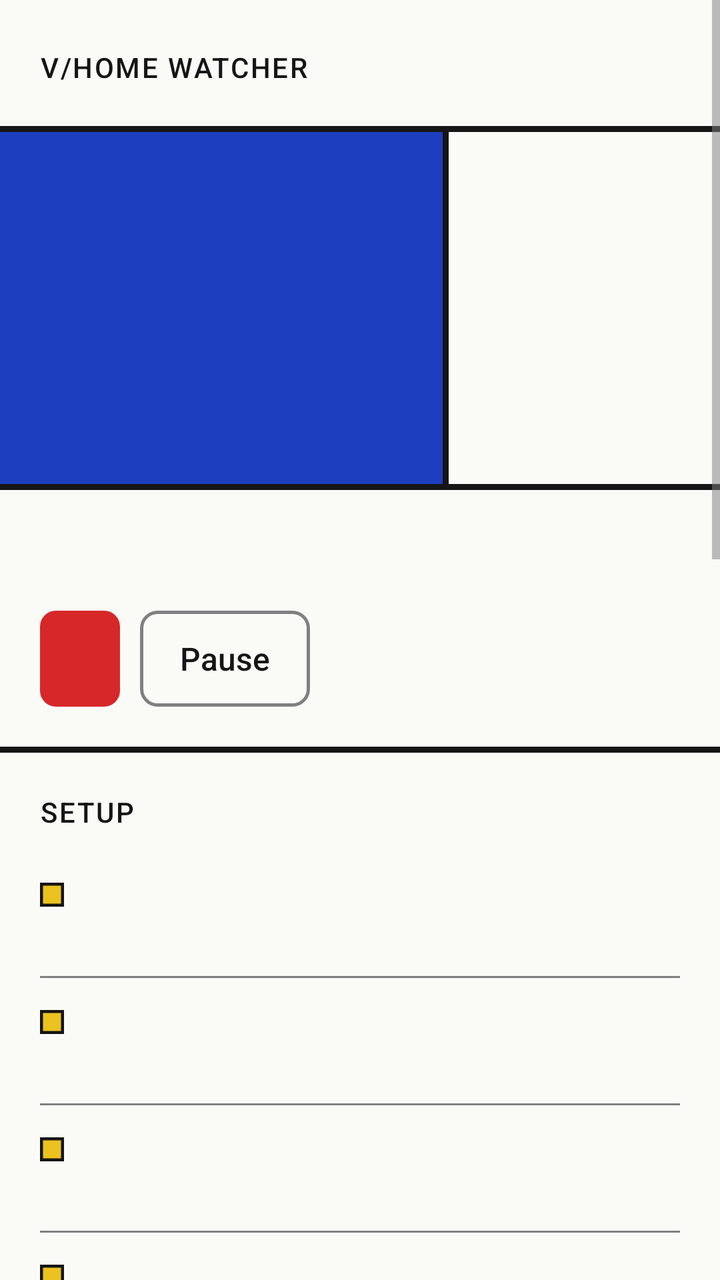
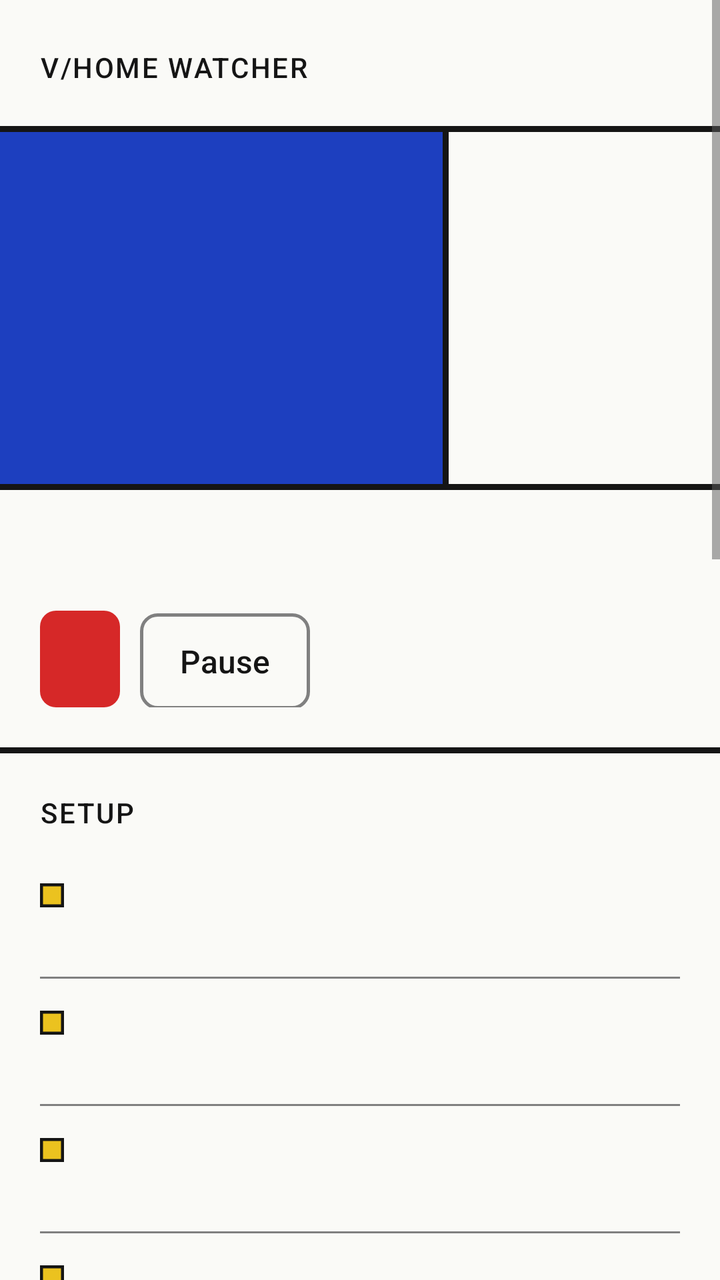

Before-and-after screenshots of an Android layout around one commit, followed by the original layout XML and the change that was made.
<!-- AndroidManifest.xml: application theme Theme.VHome -->
<!-- res/layout/activity_main.xml -->
<?xml version="1.0" encoding="utf-8"?>
<ScrollView xmlns:android="http://schemas.android.com/apk/res/android"
    android:id="@+id/scroll"
    android:layout_width="match_parent"
    android:layout_height="match_parent"
    android:background="@color/paper"
    android:fillViewport="true"
    android:fitsSystemWindows="true">

    <LinearLayout
        android:id="@+id/content"
        android:layout_width="match_parent"
        android:layout_height="wrap_content"
        android:orientation="vertical"
        android:paddingBottom="40dp">

        <TextView
            style="@style/T.Label"
            android:layout_width="match_parent"
            android:layout_height="wrap_content"
            android:paddingStart="20dp"
            android:paddingTop="24dp"
            android:paddingEnd="20dp"
            android:paddingBottom="20dp"
            android:text="@string/app_title" />

        <View style="@style/Rule" />

        
        <LinearLayout
            android:id="@+id/firstRun"
            style="@style/Section"
            android:visibility="gone">

            <TextView
                style="@style/T.Title"
                android:layout_width="match_parent"
                android:layout_height="wrap_content"
                android:text="@string/first_title" />

            <TextView
                android:id="@+id/firstExplain"
                style="@style/T.Dim"
                android:layout_width="match_parent"
                android:layout_height="wrap_content"
                android:layout_marginTop="10dp" />

            <LinearLayout
                android:layout_width="match_parent"
                android:layout_height="wrap_content"
                android:layout_marginTop="40dp"
                android:orientation="horizontal">

                <TextView
                    android:layout_width="wrap_content"
                    android:layout_height="wrap_content"
                    android:background="@color/yellow"
                    android:gravity="center"
                    android:minWidth="40dp"
                    android:minHeight="40dp"
                    android:text="1"
                    android:textColor="@color/on_colour"
                    android:textSize="20sp"
                    android:textStyle="bold" />

                <TextView
                    style="@style/T.Body"
                    android:layout_width="0dp"
                    android:layout_height="wrap_content"
                    android:layout_marginStart="20dp"
                    android:layout_weight="1"
                    android:text="@string/step1" />
            </LinearLayout>

            <LinearLayout
                android:layout_width="match_parent"
                android:layout_height="wrap_content"
                android:layout_marginTop="20dp"
                android:orientation="horizontal">

                <TextView
                    android:layout_width="wrap_content"
                    android:layout_height="wrap_content"
                    android:background="@color/blue"
                    android:gravity="center"
                    android:minWidth="40dp"
                    android:minHeight="40dp"
                    android:text="2"
                    android:textColor="@color/on_blue"
                    android:textSize="20sp"
                    android:textStyle="bold" />

                <LinearLayout
                    android:layout_width="0dp"
                    android:layout_height="wrap_content"
                    android:layout_marginStart="20dp"
                    android:layout_weight="1"
                    android:orientation="vertical">

                    <TextView
                        android:id="@+id/step2Label"
                        style="@style/T.Body"
                        android:layout_width="match_parent"
                        android:layout_height="wrap_content"
                        android:labelFor="@+id/stepHostField"
                        android:text="@string/step2" />

                    <EditText
                        android:id="@+id/stepHostField"
                        style="@style/Field"
                        android:layout_marginTop="10dp"
                        android:hint="@string/hint_tv_ip" />
                </LinearLayout>
            </LinearLayout>

            <LinearLayout
                android:layout_width="match_parent"
                android:layout_height="wrap_content"
                android:layout_marginTop="20dp"
                android:orientation="horizontal">

                <TextView
                    android:layout_width="wrap_content"
                    android:layout_height="wrap_content"
                    android:background="@color/red"
                    android:gravity="center"
                    android:minWidth="40dp"
                    android:minHeight="40dp"
                    android:text="3"
                    android:textColor="@color/on_colour"
                    android:textSize="20sp"
                    android:textStyle="bold" />

                <LinearLayout
                    android:layout_width="0dp"
                    android:layout_height="wrap_content"
                    android:layout_marginStart="20dp"
                    android:layout_weight="1"
                    android:orientation="vertical">

                    <TextView
                        style="@style/T.Body"
                        android:layout_width="match_parent"
                        android:layout_height="wrap_content"
                        android:text="@string/step3" />

                    <Button
                        android:id="@+id/stepPairButton"
                        style="@style/Btn.Primary"
                        android:layout_width="wrap_content"
                        android:layout_height="wrap_content"
                        android:layout_marginTop="10dp"
                        android:text="@string/pair" />

                    <TextView
                        android:id="@+id/stepResult"
                        style="@style/T.Body"
                        android:layout_width="match_parent"
                        android:layout_height="wrap_content"
                        android:layout_marginTop="10dp"
                        android:drawablePadding="10dp"
                        android:visibility="gone" />
                </LinearLayout>
            </LinearLayout>
        </LinearLayout>

        
        <LinearLayout
            android:id="@+id/hero"
            android:layout_width="match_parent"
            android:layout_height="wrap_content"
            android:orientation="vertical">

            <LinearLayout
                android:layout_width="match_parent"
                android:layout_height="wrap_content"
                android:orientation="horizontal">

                <LinearLayout
                    android:id="@+id/heroBlock"
                    android:layout_width="0dp"
                    android:layout_height="match_parent"
                    android:layout_weight="62"
                    android:background="@color/blue"
                    android:minHeight="176dp"
                    android:orientation="vertical"
                    android:padding="20dp">

                    <TextView
                        android:id="@+id/heroTitle"
                        style="@style/T.Title"
                        android:layout_width="match_parent"
                        android:layout_height="wrap_content"
                        android:accessibilityLiveRegion="polite" />

                    <TextView
                        android:id="@+id/heroDetail"
                        style="@style/T.Small"
                        android:layout_width="match_parent"
                        android:layout_height="wrap_content"
                        android:layout_marginTop="10dp" />
                </LinearLayout>

                <View
                    android:layout_width="3dp"
                    android:layout_height="match_parent"
                    android:background="@color/ink" />

                <LinearLayout
                    android:layout_width="0dp"
                    android:layout_height="match_parent"
                    android:layout_weight="38"
                    android:gravity="bottom"
                    android:orientation="vertical"
                    android:padding="20dp">

                    <TextView
                        android:id="@+id/countValue"
                        android:layout_width="match_parent"
                        android:layout_height="wrap_content"
                        android:textColor="@color/ink"
                        android:textSize="44sp"
                        android:textStyle="bold" />

                    <TextView
                        android:id="@+id/countLabel"
                        style="@style/T.Small"
                        android:layout_width="match_parent"
                        android:layout_height="wrap_content"
                        android:textColor="@color/grey" />
                </LinearLayout>
            </LinearLayout>

            <View style="@style/Rule" />

            <LinearLayout style="@style/Section">

                <TextView
                    android:id="@+id/heroExplain"
                    style="@style/T.Dim"
                    android:layout_width="match_parent"
                    android:layout_height="wrap_content" />

                <LinearLayout
                    android:layout_width="match_parent"
                    android:layout_height="wrap_content"
                    android:layout_marginTop="20dp"
                    android:orientation="horizontal">

                    <Button
                        android:id="@+id/primaryButton"
                        style="@style/Btn.Primary"
                        android:layout_width="wrap_content"
                        android:layout_height="wrap_content"
                        android:layout_marginEnd="10dp" />

                    <Button
                        android:id="@+id/pauseButton"
                        style="@style/Btn.Ghost"
                        android:layout_width="wrap_content"
                        android:layout_height="wrap_content"
                        android:text="@string/pause" />
                </LinearLayout>

                
                <LinearLayout
                    android:id="@+id/pauseChoices"
                    android:layout_width="match_parent"
                    android:layout_height="wrap_content"
                    android:layout_marginTop="20dp"
                    android:orientation="vertical"
                    android:visibility="gone">

                    <TextView
                        style="@style/T.Label"
                        android:layout_width="match_parent"
                        android:layout_height="wrap_content"
                        android:text="@string/pause_for" />

                    <LinearLayout
                        android:layout_width="match_parent"
                        android:layout_height="wrap_content"
                        android:layout_marginTop="10dp"
                        android:orientation="horizontal">

                        <Button
                            android:id="@+id/pause30"
                            style="@style/Btn.Ghost"
                            android:layout_width="wrap_content"
                            android:layout_height="wrap_content"
                            android:paddingStart="16dp"
                            android:paddingEnd="16dp"
                            android:text="@string/pause_30" />

                        <Button
                            android:id="@+id/pause60"
                            style="@style/Btn.Ghost"
                            android:layout_width="wrap_content"
                            android:layout_height="wrap_content"
                            android:layout_marginStart="10dp"
                            android:paddingStart="16dp"
                            android:paddingEnd="16dp"
                            android:text="@string/pause_60" />

                        <Button
                            android:id="@+id/pause120"
                            style="@style/Btn.Ghost"
                            android:layout_width="wrap_content"
                            android:layout_height="wrap_content"
                            android:layout_marginStart="10dp"
                            android:paddingStart="16dp"
                            android:paddingEnd="16dp"
                            android:text="@string/pause_120" />
                    </LinearLayout>

                    <Button
                        android:id="@+id/pauseOpen"
                        style="@style/Btn.Ghost"
                        android:layout_width="wrap_content"
                        android:layout_height="wrap_content"
                        android:layout_marginTop="10dp"
                        android:paddingStart="16dp"
                        android:paddingEnd="16dp"
                        android:text="@string/pause_open" />
                </LinearLayout>
            </LinearLayout>
        </LinearLayout>

        <View style="@style/Rule" />

        
        <LinearLayout style="@style/Section">

            <TextView
                style="@style/T.Label"
                android:layout_width="match_parent"
                android:layout_height="wrap_content"
                android:layout_marginBottom="10dp"
                android:text="@string/section_setup" />

            <include
                android:id="@+id/rowDone"
                layout="@layout/row_check"
                android:visibility="gone" />

            <LinearLayout
                android:id="@+id/setupList"
                android:layout_width="match_parent"
                android:layout_height="wrap_content"
                android:divider="@drawable/hairline"
                android:orientation="vertical"
                android:showDividers="middle">

                <include android:id="@+id/rowPaired" layout="@layout/row_check" />
                <include android:id="@+id/rowNotif" layout="@layout/row_check" />
                <include android:id="@+id/rowBattery" layout="@layout/row_check" />
                <include android:id="@+id/rowBackground" layout="@layout/row_check" />
                <include android:id="@+id/rowBucket" layout="@layout/row_check" />
                <include android:id="@+id/rowSleep" layout="@layout/row_check" />
                <include android:id="@+id/rowRecents" layout="@layout/row_check" />
                <include android:id="@+id/rowQuickStart" layout="@layout/row_check" />
            </LinearLayout>
        </LinearLayout>

        
        <LinearLayout
            android:id="@+id/tvSection"
            android:layout_width="match_parent"
            android:layout_height="wrap_content"
            android:orientation="vertical">

            <View style="@style/Rule" />

            <LinearLayout style="@style/Section">

                <TextView
                    style="@style/T.Label"
                    android:layout_width="match_parent"
                    android:layout_height="wrap_content"
                    android:text="@string/section_tv" />

                <LinearLayout
                    android:layout_width="match_parent"
                    android:layout_height="wrap_content"
                    android:layout_marginTop="10dp"
                    android:gravity="center_vertical"
                    android:minHeight="48dp"
                    android:orientation="horizontal">

                    <TextView
                        android:id="@+id/tvName"
                        android:layout_width="0dp"
                        android:layout_height="wrap_content"
                        android:layout_weight="1"
                        android:textColor="@color/ink"
                        android:textSize="22sp"
                        android:textStyle="bold" />

                    <Button
                        android:id="@+id/editIpButton"
                        style="@style/Btn.Text"
                        android:layout_width="wrap_content"
                        android:layout_height="wrap_content"
                        android:text="@string/edit_ip" />
                </LinearLayout>

                <LinearLayout
                    android:id="@+id/ipEdit"
                    android:layout_width="match_parent"
                    android:layout_height="wrap_content"
                    android:orientation="vertical"
                    android:visibility="gone">

                    <TextView
                        style="@style/FieldLabel"
                        android:labelFor="@+id/hostField"
                        android:text="@string/hint_tv_ip" />

                    <EditText
                        android:id="@+id/hostField"
                        style="@style/Field" />
                </LinearLayout>

                <LinearLayout
                    android:layout_width="match_parent"
                    android:layout_height="wrap_content"
                    android:layout_marginTop="20dp"
                    android:orientation="horizontal">

                    <Button
                        android:id="@+id/testButton"
                        style="@style/Btn.Ghost"
                        android:layout_width="0dp"
                        android:layout_height="wrap_content"
                        android:layout_weight="1"
                        android:text="@string/test_tv" />

                    <Button
                        android:id="@+id/pairButton"
                        style="@style/Btn.Ghost"
                        android:layout_width="0dp"
                        android:layout_height="wrap_content"
                        android:layout_marginStart="10dp"
                        android:layout_weight="1"
                        android:text="@string/pair_again" />
                </LinearLayout>

                <Button
                    android:id="@+id/openTvButton"
                    style="@style/Btn.Ghost"
                    android:layout_width="wrap_content"
                    android:layout_height="wrap_content"
                    android:layout_marginTop="10dp"
                    android:text="@string/open_on_tv" />

                <TextView
                    android:id="@+id/openTvHint"
                    style="@style/T.Dim"
                    android:layout_width="match_parent"
                    android:layout_height="wrap_content"
                    android:layout_marginTop="10dp"
                    android:visibility="gone" />

                <TextView
                    android:id="@+id/tvResult"
                    style="@style/T.Body"
                    android:layout_width="match_parent"
                    android:layout_height="wrap_content"
                    android:layout_marginTop="10dp"
                    android:accessibilityLiveRegion="polite"
                    android:drawablePadding="10dp"
                    android:visibility="gone" />
            </LinearLayout>
        </LinearLayout>

        <View style="@style/Rule" />

        
        <LinearLayout style="@style/Section">

            <TextView
                style="@style/T.Label"
                android:layout_width="match_parent"
                android:layout_height="wrap_content"
                android:text="@string/section_behaviour" />

            <Switch
                android:id="@+id/doubleHomeSwitch"
                android:layout_width="match_parent"
                android:layout_height="wrap_content"
                android:layout_marginTop="10dp"
                android:minHeight="48dp"
                android:text="@string/double_home"
                android:textColor="@color/ink"
                android:textSize="16sp" />

            <TextView
                style="@style/T.Dim"
                android:layout_width="match_parent"
                android:layout_height="wrap_content"
                android:text="@string/double_home_help" />
        </LinearLayout>

        <View style="@style/Rule" />

        
        <LinearLayout
            android:id="@+id/advancedHeader"
            android:layout_width="match_parent"
            android:layout_height="wrap_content"
            android:background="@drawable/row_ripple"
            android:clickable="true"
            android:focusable="true"
            android:gravity="center_vertical"
            android:minHeight="56dp"
            android:orientation="horizontal"
            android:paddingStart="20dp"
            android:paddingEnd="20dp">

            <TextView
                style="@style/T.Label"
                android:layout_width="0dp"
                android:layout_height="wrap_content"
                android:layout_weight="1"
                android:text="@string/section_advanced" />

            <TextView
                android:id="@+id/advancedToggle"
                style="@style/T.Small"
                android:layout_width="wrap_content"
                android:layout_height="wrap_content"
                android:text="@string/show" />
        </LinearLayout>

        <LinearLayout
            android:id="@+id/advancedBody"
            style="@style/Section"
            android:paddingTop="0dp"
            android:visibility="gone">

            <TextView
                style="@style/FieldLabel"
                android:layout_marginTop="0dp"
                android:labelFor="@+id/vhomeField"
                android:text="@string/hint_vhome_id" />

            <EditText
                android:id="@+id/vhomeField"
                style="@style/Field" />

            <TextView
                style="@style/FieldLabel"
                android:labelFor="@+id/homeIdsField"
                android:text="@string/hint_home_ids" />

            <EditText
                android:id="@+id/homeIdsField"
                style="@style/Field" />

            <LinearLayout
                android:layout_width="match_parent"
                android:layout_height="wrap_content"
                android:layout_marginTop="20dp"
                android:gravity="center_vertical"
                android:orientation="horizontal">

                <Button
                    android:id="@+id/saveButton"
                    style="@style/Btn.Ghost"
                    android:layout_width="wrap_content"
                    android:layout_height="wrap_content"
                    android:text="@string/save" />

                <TextView
                    android:id="@+id/savedText"
                    style="@style/T.Small"
                    android:layout_width="wrap_content"
                    android:layout_height="wrap_content"
                    android:layout_marginStart="20dp"
                    android:drawablePadding="10dp" />
            </LinearLayout>

            <TextView
                style="@style/FieldLabel"
                android:layout_marginTop="40dp"
                android:labelFor="@+id/sinkField"
                android:text="@string/hint_sink" />

            <EditText
                android:id="@+id/sinkField"
                style="@style/Field"
                android:hint="@string/sink_example" />

            <TextView
                style="@style/T.Label"
                android:layout_width="match_parent"
                android:layout_height="wrap_content"
                android:layout_marginTop="40dp"
                android:text="@string/section_log" />

            <TextView
                android:id="@+id/logText"
                android:layout_width="match_parent"
                android:layout_height="wrap_content"
                android:layout_marginTop="10dp"
                android:background="@color/paper_2"
                android:fontFamily="monospace"
                android:padding="12dp"
                android:textColor="@color/ink"
                android:textIsSelectable="true"
                android:textSize="12sp" />

            <Button
                android:id="@+id/copyLogButton"
                style="@style/Btn.Ghost"
                android:layout_width="wrap_content"
                android:layout_height="wrap_content"
                android:layout_marginTop="10dp"
                android:text="@string/copy_log" />

            <Button
                android:id="@+id/sendLogButton"
                style="@style/Btn.Ghost"
                android:layout_width="wrap_content"
                android:layout_height="wrap_content"
                android:layout_marginTop="10dp"
                android:text="@string/send_log" />
        </LinearLayout>
    </LinearLayout>
</ScrollView>
<!-- res/layout/row_check.xml (included above) -->
<?xml version="1.0" encoding="utf-8"?>
<LinearLayout xmlns:android="http://schemas.android.com/apk/res/android"
    android:layout_width="match_parent"
    android:layout_height="wrap_content"
    android:gravity="center_vertical"
    android:minHeight="56dp"
    android:orientation="horizontal"
    android:paddingTop="10dp"
    android:paddingBottom="10dp">

    <ImageView
        android:id="@+id/glyph"
        android:layout_width="12dp"
        android:layout_height="12dp"
        android:layout_gravity="top"
        android:layout_marginTop="6dp"
        android:importantForAccessibility="no"
        android:src="@drawable/sq_guided" />

    <LinearLayout
        android:layout_width="0dp"
        android:layout_height="wrap_content"
        android:layout_marginStart="14dp"
        android:layout_weight="1"
        android:orientation="vertical">

        <TextView
            android:id="@+id/label"
            android:layout_width="match_parent"
            android:layout_height="wrap_content"
            android:textColor="@color/ink"
            android:textSize="16sp" />

        <TextView
            android:id="@+id/why"
            style="@style/T.Dim"
            android:layout_width="match_parent"
            android:layout_height="wrap_content"
            android:layout_marginTop="2dp"
            android:textSize="14sp" />
    </LinearLayout>

    <Button
        android:id="@+id/action"
        style="@style/Btn.Text"
        android:layout_width="wrap_content"
        android:layout_height="wrap_content"
        android:layout_marginStart="10dp"
        android:visibility="gone" />
</LinearLayout>
<!-- resources referenced by this layout -->
<resources>
  <color name="blue">#1D3FBF</color>
  <color name="grey">#808080</color>
  <color name="ink">#151515</color>
  <color name="on_blue">#FAFAF7</color>
  <color name="on_colour">#151515</color>
  <color name="paper">#FAFAF7</color>
  <color name="paper_2">#EFEFEA</color>
  <color name="red">#D62828</color>
  <color name="yellow">#EBC21F</color>
  <string name="app_title">V/HOME Watcher</string>
  <string name="copy_log">Copy log</string>
  <string name="double_home">Press Home twice to stay on LG Home</string>
  <string name="double_home_help">A second Home press within 3 seconds keeps LG Home instead of opening V/HOME.</string>
  <string name="edit_ip">Edit</string>
  <string name="first_title">Pair your TV</string>
  <string name="hint_home_ids">LG Home app IDs, comma separated</string>
  <string name="hint_sink">Log receiver on the Mac (IP:port), empty = off</string>
  <string name="hint_tv_ip">TV IP address</string>
  <string name="hint_vhome_id">V/HOME app ID</string>
  <string name="open_on_tv">Open V/HOME on TV</string>
  <string name="pair">Pair</string>
  <string name="pair_again">Pair again</string>
  <string name="pause">Pause</string>
  <string name="pause_120">2 h</string>
  <string name="pause_30">30 min</string>
  <string name="pause_60">1 h</string>
  <string name="pause_for">Pause for</string>
  <string name="pause_open">Until I resume</string>
  <string name="save">Save</string>
  <string name="section_advanced">Advanced</string>
  <string name="section_behaviour">Behaviour</string>
  <string name="section_log">Event log</string>
  <string name="section_setup">Setup</string>
  <string name="section_tv">TV</string>
  <string name="send_log">Send full log to Mac</string>
  <string name="show">Show</string>
  <string name="sink_example">192.168.1.20:5555</string>
  <string name="step1">Turn the TV on, on the same Wi-Fi.</string>
  <string name="step2">Enter the TV\'s IP (TV Settings, Network).</string>
  <string name="step3">Tap Pair and accept on the TV.</string>
  <string name="test_tv">Test connection</string>
  <style name="Btn.Ghost">
          <item name="android:background">@drawable/btn_ghost</item>
      </style>
  <style name="Btn.Primary">
          <item name="android:background">@drawable/btn_primary</item>
          <item name="android:textColor">@color/on_colour</item>
      </style>
  <style name="T.Body">
          <item name="android:textSize">16sp</item>
          <item name="android:textColor">@color/ink</item>
          <item name="android:lineSpacingMultiplier">1.5</item>
      </style>
  <style name="T.Dim">
          <item name="android:textSize">15sp</item>
          <item name="android:textColor">@color/grey</item>
          <item name="android:lineSpacingMultiplier">1.4</item>
      </style>
  <style name="Theme.VHome" parent="Base.Theme.VHome" />
  <color name="ripple">#1F151515</color>
  <style name="Base.Theme.VHome" parent="android:Theme.Material.Light.NoActionBar">
          <item name="android:windowBackground">@color/paper</item>
          <item name="android:statusBarColor">@color/paper</item>
          <item name="android:navigationBarColor">@color/paper</item>
          <item name="android:windowLightStatusBar">true</item>
          <item name="android:colorAccent">@color/blue</item>
          <item name="android:colorControlActivated">@color/blue</item>
          <item name="android:textColorPrimary">@color/ink</item>
          <item name="android:textColorSecondary">@color/grey</item>
          <item name="android:textColorHighlight">#331D3FBF</item>
          <item name="android:fontFamily">sans-serif</item>
      </style>
  <color name="red_pressed">#C52525</color>
  <!-- unchanged entries left out for length: 14 -->
</resources>

<!-- the commit's change to res/layout/activity_main.xml (unified diff, before → after) -->
@@ -227,7 +227,7 @@
                         style="@style/T.Small"
                         android:layout_width="match_parent"
                         android:layout_height="wrap_content"
-                        android:textColor="@color/grey" />
+                        android:textColor="@color/text_dim" />
                 </LinearLayout>
             </LinearLayout>
 
<!-- resource entries referenced after the edit -->
@@ -8,6 +8,7 @@
   <color name="paper">#FAFAF7</color>
   <color name="paper_2">#EFEFEA</color>
   <color name="red">#D62828</color>
+  <color name="text_dim">#5E5E5E</color>
   <color name="yellow">#EBC21F</color>
   <string name="app_title">V/HOME Watcher</string>
   <string name="copy_log">Copy log</string>
@@ -47,6 +48,10 @@
   <style name="Btn.Primary">
           <item name="android:background">@drawable/btn_primary</item>
           <item name="android:textColor">@color/on_colour</item>
+          
+          <item name="android:textSize">18sp</item>
+          <item name="android:fontFamily">sans-serif</item>
+          <item name="android:textStyle">bold</item>
       </style>
   <style name="T.Body">
           <item name="android:textSize">16sp</item>
@@ -55,7 +60,7 @@
       </style>
   <style name="T.Dim">
           <item name="android:textSize">15sp</item>
-          <item name="android:textColor">@color/grey</item>
+          <item name="android:textColor">@color/text_dim</item>
           <item name="android:lineSpacingMultiplier">1.4</item>
       </style>
   <style name="Theme.VHome" parent="Base.Theme.VHome" />
@@ -68,7 +73,7 @@
           <item name="android:colorAccent">@color/blue</item>
           <item name="android:colorControlActivated">@color/blue</item>
           <item name="android:textColorPrimary">@color/ink</item>
-          <item name="android:textColorSecondary">@color/grey</item>
+          <item name="android:textColorSecondary">@color/text_dim</item>
           <item name="android:textColorHighlight">#331D3FBF</item>
           <item name="android:fontFamily">sans-serif</item>
       </style>
